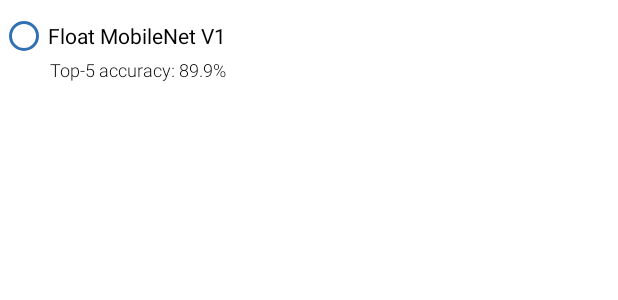
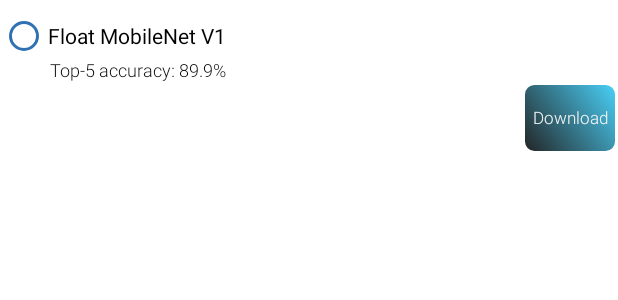
Before and after one commit to severin617/tum-lens, an Android app: the layout fragment_model_selector.xml on its own in the app's theme, with its tools: preview values and no code run, on a phone screen of 412 x 824 dp. Shown: the top 300 px of the screen. Run offline under Robolectric (Android 15) with nearby library versions, the phone set to English and light mode, and no system bars.

Commit message:
added the functionality to download the models on the fly and disable the button if the model is already downloaded

```diff
--- a/TUM_Lens/app/src/main/AndroidManifest.xml
+++ b/TUM_Lens/app/src/main/AndroidManifest.xml
@@ -1,5 +1,6 @@
 <?xml version="1.0" encoding="utf-8"?>
 <manifest xmlns:android="http://schemas.android.com/apk/res/android"
+    xmlns:tools="http://schemas.android.com/tools"
     package="com.maxjokel.lens">
     <!-- app can only be installed on devices that satisfy the following feature requirements -->
     <uses-feature
@@ -26,7 +27,8 @@
         android:required="true" />
     <uses-permission
         android:name="android.permission.WRITE_EXTERNAL_STORAGE"
-        android:required="true" />
+        android:required="true"
+        tools:ignore="ScopedStorage" />
     <uses-permission
         android:name="android.permission.VIBRATE"
         android:required="true" />
@@ -34,6 +36,7 @@
     <application
         android:name=".helpers.App"
         android:allowBackup="true"
+        android:requestLegacyExternalStorage="true"
         android:icon="@mipmap/ic_launcher"
         android:label="@string/app_name"
         android:roundIcon="@mipmap/ic_launcher_round"
--- a/TUM_Lens/app/src/main/java/com/maxjokel/lens/detection/CameraActivity.kt
+++ b/TUM_Lens/app/src/main/java/com/maxjokel/lens/detection/CameraActivity.kt
@@ -42,8 +42,6 @@
 import com.maxjokel.lens.R
 import com.maxjokel.lens.detection.CameraConnectionFragment.ConnectionCallback
 import com.maxjokel.lens.fragments.ModelSelectorDetectionFragment
-import com.maxjokel.lens.fragments.ModelSelectorFragment
-import com.maxjokel.lens.helpers.App
 import com.maxjokel.lens.helpers.ImageUtils.convertYUV420SPToARGB8888
 import com.maxjokel.lens.helpers.ImageUtils.convertYUV420ToARGB8888
 import com.maxjokel.lens.helpers.Logger
--- /dev/null
+++ b/TUM_Lens/app/src/main/res/drawable/button_custom.xml
@@ -0,0 +1,14 @@
+<?xml version="1.0" encoding="utf-8"?>
+<shape xmlns:android="http://schemas.android.com/apk/res/android" >
+    <stroke android:width="2dp"
+        android:color="#FFFFFF"/>
+    <gradient
+        android:angle="225"
+        android:startColor="#DD2ECCFA"
+        android:endColor="#DD000000"/>
+    <corners
+        android:bottomLeftRadius="7dp"
+        android:bottomRightRadius="7dp"
+        android:topLeftRadius="7dp"
+        android:topRightRadius="7dp" />
+</shape>
--- a/TUM_Lens/app/src/main/res/layout/fragment_model_selector.xml
+++ b/TUM_Lens/app/src/main/res/layout/fragment_model_selector.xml
@@ -38,6 +38,16 @@
             android:layout_marginTop="-10dp"
             android:text="Top-5 accuracy: 89.9%"/>
 
+        <android.widget.Button
+            android:id="@+id/mobilenet_v1_224.tflite"
+            android:layout_width="wrap_content"
+            android:layout_height="wrap_content"
+            android:layout_gravity="end"
+            android:background="@drawable/button_custom"
+            android:tag="mobilenet_v1_224.tflite"
+            android:text="@string/download"
+            android:textSize="11sp" />
+
         <!--    ROW 2, 3 ... will be inserted here programmatically    -->
 
     </RadioGroup>
--- a/TUM_Lens/app/src/main/res/values/strings.xml
+++ b/TUM_Lens/app/src/main/res/values/strings.xml
@@ -15,6 +15,7 @@
     <string name="specs">Specifications</string>
     <string name="version">Version 0.1</string>
     <string name="other_settings">Other settings</string>
+    <string name="download">Download</string>
     <string name="model">Model</string>
     <string name="initializing">initializing…</string>
     <string name="tap_to_pick_from_camera_roll">tap to pick from camera roll</string>
```
Also changed, not shown: TUM_Lens/app/src/main/java/com/maxjokel/lens/StartScreenActivity.kt (+12 -0 lines), TUM_Lens/app/src/main/java/com/maxjokel/lens/fragments/ModelSelectorDetectionFragment.kt (+50 -8 lines), TUM_Lens/app/src/main/java/com/maxjokel/lens/fragments/ModelSelectorFragment.kt (+69 -9 lines), TUM_Lens/app/src/main/java/com/maxjokel/lens/helpers/DownloadFiles.kt (added, +56 -0 lines), TUM_Lens/app/src/main/res/layout/fragment_model_selector_detection.xml (+10 -0 lines).
